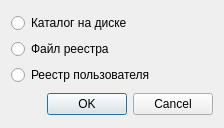
First picture: the form in certmanager/CertManager/dialogselectdevice.ui, repository arcirk/ws_solution, before the edit.
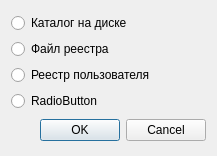
Second picture: the form after the edit.

The edit to the form file:
```diff
--- a/certmanager/CertManager/dialogselectdevice.ui
+++ b/certmanager/CertManager/dialogselectdevice.ui
@@ -6,21 +6,15 @@
    <rect>
     <x>0</x>
     <y>0</y>
-    <width>224</width>
-    <height>128</height>
+    <width>217</width>
+    <height>156</height>
    </rect>
   </property>
-  <property name="minimumSize">
-   <size>
-    <width>224</width>
-    <height>128</height>
-   </size>
-  </property>
-  <property name="maximumSize">
-   <size>
-    <width>224</width>
-    <height>128</height>
-   </size>
+  <property name="sizePolicy">
+   <sizepolicy hsizetype="Expanding" vsizetype="Expanding">
+    <horstretch>0</horstretch>
+    <verstretch>0</verstretch>
+   </sizepolicy>
   </property>
   <property name="windowTitle">
    <string>Выбор устройства</string>
@@ -49,6 +43,13 @@
        </property>
       </widget>
      </item>
+     <item>
+      <widget class="QRadioButton" name="radio4">
+       <property name="text">
+        <string>RadioButton</string>
+       </property>
+      </widget>
+     </item>
     </layout>
    </item>
    <item row="1" column="0">
```
Left out of the diff: 6 changed lines with no effect on the pictures.
